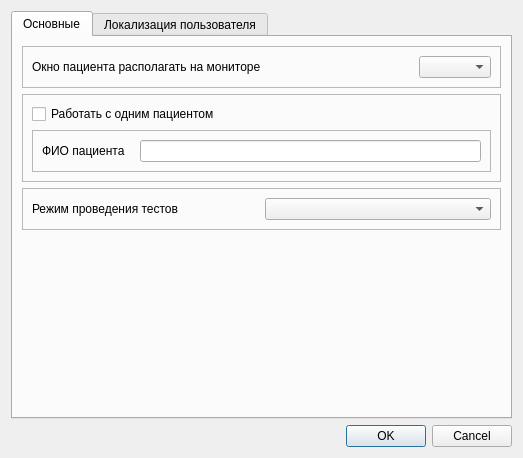
The window that aanalysersettings.ui (grigp/a-analyser) describes before a commit, drawn with Qt 5.
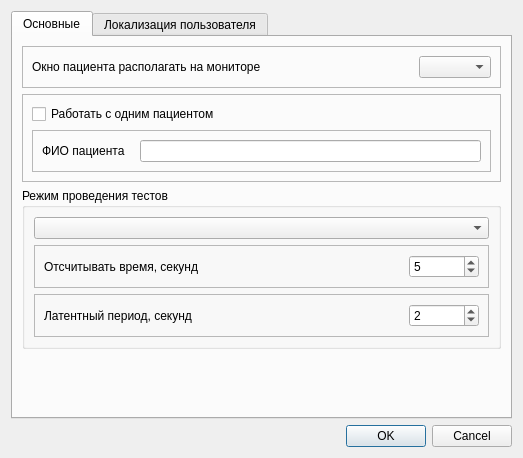
The same window after the commit. Icons and pictures are not drawn.

Diff of the .ui file:
```diff
--- a/aanalysersettings.ui
+++ b/aanalysersettings.ui
@@ -98,24 +98,102 @@
         </widget>
        </item>
        <item>
-        <widget class="QFrame" name="frRunningMode">
-         <property name="frameShape">
-          <enum>QFrame::StyledPanel</enum>
+        <widget class="QGroupBox" name="gbRunningMode">
+         <property name="title">
+          <string>Режим проведения тестов</string>
          </property>
-         <property name="frameShadow">
-          <enum>QFrame::Raised</enum>
-         </property>
-         <layout class="QHBoxLayout" name="horizontalLayout_4">
-          <item>
-           <widget class="QLabel" name="lblRunningMode">
-            <property name="text">
-             <string>Режим проведения тестов</string>
-            </property>
-           </widget>
-          </item>
+         <layout class="QVBoxLayout" name="verticalLayout_6">
           <item>
            <widget class="QComboBox" name="cbRunningMode"/>
           </item>
+          <item>
+           <widget class="QFrame" name="frTimeCounter">
+            <property name="frameShape">
+             <enum>QFrame::StyledPanel</enum>
+            </property>
+            <property name="frameShadow">
+             <enum>QFrame::Raised</enum>
+            </property>
+            <layout class="QHBoxLayout" name="horizontalLayout_4">
+             <item>
+              <widget class="QLabel" name="lblTimeCounter">
+               <property name="text">
+                <string>Отсчитывать время, секунд</string>
+               </property>
+              </widget>
+             </item>
+             <item>
+              <widget class="QSpinBox" name="edTimeCounter">
+               <property name="sizePolicy">
+                <sizepolicy hsizetype="Fixed" vsizetype="Fixed">
+                 <horstretch>0</horstretch>
+                 <verstretch>0</verstretch>
+                </sizepolicy>
+               </property>
+               <property name="minimumSize">
+                <size>
+                 <width>70</width>
+                 <height>0</height>
+                </size>
+               </property>
+               <property name="minimum">
+                <number>1</number>
+               </property>
+               <property name="maximum">
+                <number>10</number>
+               </property>
+               <property name="value">
+                <number>5</number>
+               </property>
+              </widget>
+             </item>
+            </layout>
+           </widget>
+          </item>
+          <item>
+           <widget class="QFrame" name="frTimeLatent">
+            <property name="frameShape">
+             <enum>QFrame::StyledPanel</enum>
+            </property>
+            <property name="frameShadow">
+             <enum>QFrame::Raised</enum>
+            </property>
+            <layout class="QHBoxLayout" name="horizontalLayout_5">
+             <item>
+              <widget class="QLabel" name="lblTimeLatent">
+               <property name="text">
+                <string>Латентный период, секунд</string>
+               </property>
+              </widget>
+             </item>
+             <item>
+              <widget class="QSpinBox" name="edTimeLatent">
+               <property name="sizePolicy">
+                <sizepolicy hsizetype="Fixed" vsizetype="Fixed">
+                 <horstretch>0</horstretch>
+                 <verstretch>0</verstretch>
+                </sizepolicy>
+               </property>
+               <property name="minimumSize">
+                <size>
+                 <width>70</width>
+                 <height>0</height>
+                </size>
+               </property>
+               <property name="minimum">
+                <number>1</number>
+               </property>
+               <property name="maximum">
+                <number>10</number>
+               </property>
+               <property name="value">
+                <number>2</number>
+               </property>
+              </widget>
+             </item>
+            </layout>
+           </widget>
+          </item>
          </layout>
         </widget>
        </item>
```
Left out of the diff: 21 changed lines with no effect on the pictures.
